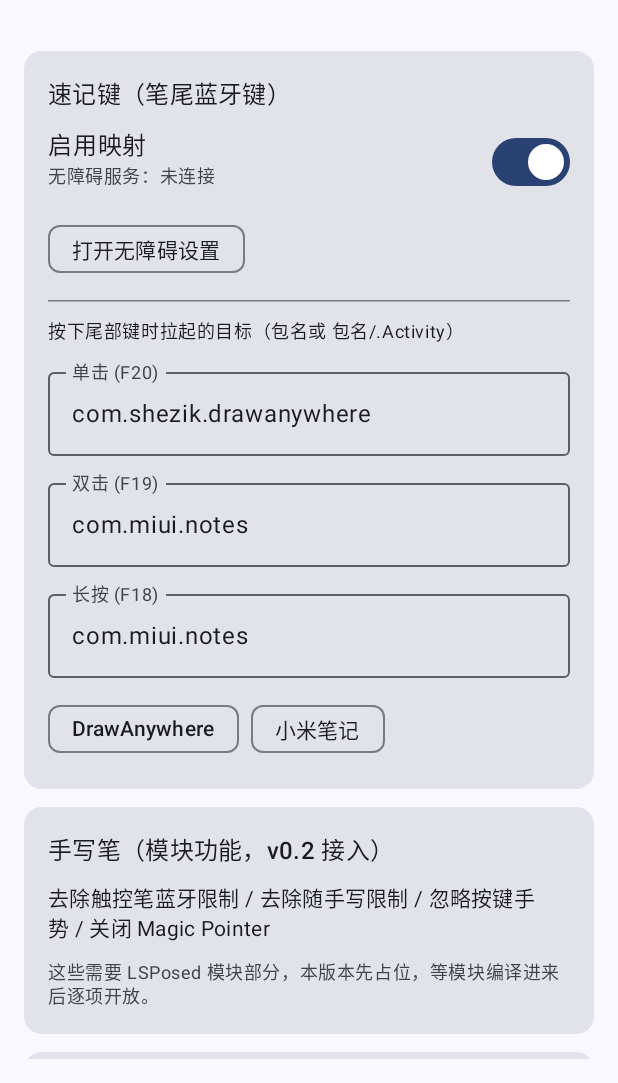
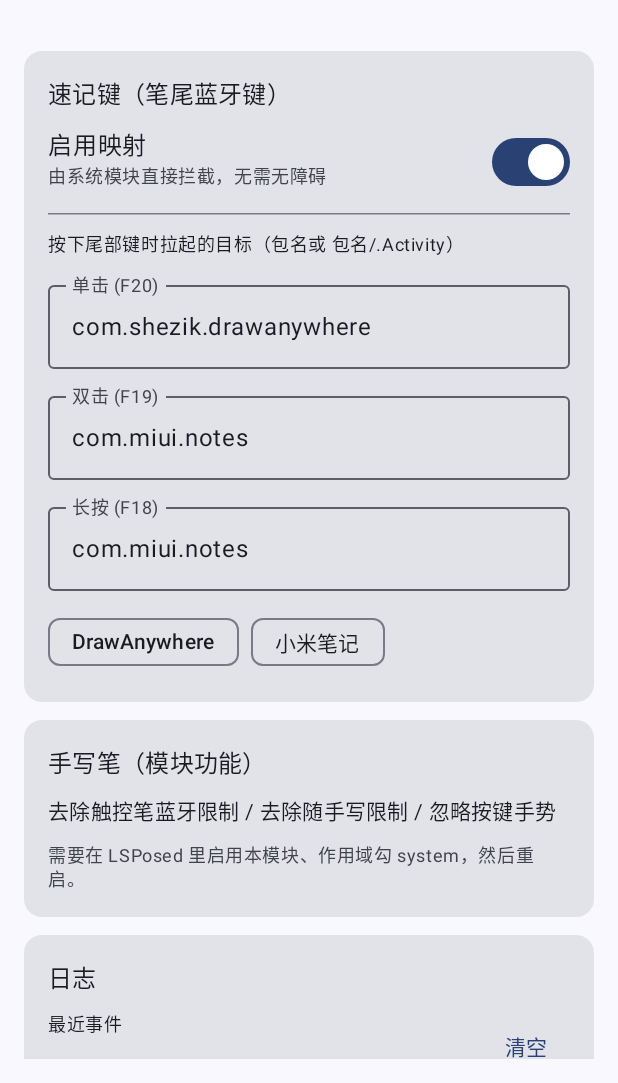
Before and after one commit to Caiyang132433e/PipaPenKit, an Android app built with Jetpack Compose: the screen it shows after launch (MainActivity), on a phone screen of 412 x 824 dp, the part 153-1236 px from its top. Run offline under Robolectric (Android 15) with nearby library versions, the phone set to English and light mode, and no system bars.

Commit message:
feat(v0.2): LSPosed module key interception, no accessibility

```diff
--- a/app/src/main/java/com/pipa/penkit/EventLog.kt
+++ /dev/null
@@ -1,17 +0,0 @@
-package com.pipa.penkit
-
-import androidx.compose.runtime.mutableStateListOf
-import java.text.SimpleDateFormat
-import java.util.Date
-import java.util.Locale
-
-object EventLog {
-    private const val MAX = 60
-    private val fmt = SimpleDateFormat("HH:mm:ss", Locale.getDefault())
-    val lines = mutableStateListOf<String>()
-
-    fun add(msg: String) {
-        lines.add(0, fmt.format(Date()) + "  " + msg)
-        while (lines.size > MAX) lines.removeAt(lines.size - 1)
-    }
-}
--- /dev/null
+++ b/app/src/main/java/com/pipa/penkit/LogStore.kt
@@ -0,0 +1,25 @@
+package com.pipa.penkit
+
+import android.content.Context
+
+/** Ring buffer of debug lines persisted in SharedPreferences. */
+object LogStore {
+    private const val MAX = 40
+    private const val KEY = "log_lines"
+
+    fun all(ctx: Context): List<String> {
+        val raw = Prefs.get(ctx).getString(KEY, "").orEmpty()
+        return if (raw.isBlank()) emptyList() else raw.split("\n").filter { it.isNotBlank() }
+    }
+
+    fun append(ctx: Context, msg: String) {
+        val stamp = java.text.SimpleDateFormat("HH:mm:ss", java.util.Locale.getDefault())
+            .format(java.util.Date())
+        val lines = (listOf("$stamp  $msg") + all(ctx)).take(MAX)
+        Prefs.get(ctx).edit().putString(KEY, lines.joinToString("\n")).apply()
+    }
+
+    fun clear(ctx: Context) {
+        Prefs.get(ctx).edit().remove(KEY).apply()
+    }
+}
--- a/app/src/main/java/com/pipa/penkit/MainActivity.kt
+++ b/app/src/main/java/com/pipa/penkit/MainActivity.kt
@@ -2,7 +2,6 @@ package com.pipa.penkit
 
 import android.content.Intent
 import android.os.Bundle
-import android.provider.Settings
 import androidx.activity.ComponentActivity
 import androidx.activity.compose.setContent
 import androidx.compose.foundation.isSystemInDarkTheme
@@ -10,10 +9,8 @@ import androidx.compose.foundation.layout.Arrangement
 import androidx.compose.foundation.layout.Column
 import androidx.compose.foundation.layout.ColumnScope
 import androidx.compose.foundation.layout.Row
-import androidx.compose.foundation.layout.Spacer
 import androidx.compose.foundation.layout.fillMaxSize
 import androidx.compose.foundation.layout.fillMaxWidth
-import androidx.compose.foundation.layout.height
 import androidx.compose.foundation.layout.padding
 import androidx.compose.foundation.rememberScrollState
 import androidx.compose.foundation.verticalScroll
@@ -26,10 +23,12 @@ import androidx.compose.material3.OutlinedTextField
 import androidx.compose.material3.Scaffold
 import androidx.compose.material3.Switch
 import androidx.compose.material3.Text
+import androidx.compose.material3.TextButton
 import androidx.compose.material3.TopAppBar
 import androidx.compose.material3.dynamicDarkColorScheme
 import androidx.compose.material3.dynamicLightColorScheme
 import androidx.compose.runtime.Composable
+import androidx.compose.runtime.LaunchedEffect
 import androidx.compose.runtime.getValue
 import androidx.compose.runtime.mutableStateOf
 import androidx.compose.runtime.remember
@@ -37,11 +36,17 @@ import androidx.compose.runtime.setValue
 import androidx.compose.ui.Modifier
 import androidx.compose.ui.platform.LocalContext
 import androidx.compose.ui.unit.dp
+import kotlinx.coroutines.delay
 
 class MainActivity : ComponentActivity() {
     override fun onCreate(savedInstanceState: Bundle?) {
         super.onCreate(savedInstanceState)
         Prefs.migrate(this)
+
+        // Keep the module's target strings in sync with the UI defaults.
+        val i = Intent(LogReceiver.ACTION_LOG)
+        i.setPackage(packageName)
+
         setContent {
             val dark = isSystemInDarkTheme()
             val ctx = LocalContext.current
@@ -64,6 +69,14 @@ fun HomeScreen() {
     var tSingle by remember { mutableStateOf(prefs.getString(Prefs.KEY_TARGET_SINGLE, Prefs.DEFAULT_SINGLE).orEmpty()) }
     var tDouble by remember { mutableStateOf(prefs.getString(Prefs.KEY_TARGET_DOUBLE, Prefs.DEFAULT_DOUBLE).orEmpty()) }
     var tLong by remember { mutableStateOf(prefs.getString(Prefs.KEY_TARGET_LONG, Prefs.DEFAULT_LONG).orEmpty()) }
+    var logs by remember { mutableStateOf(LogStore.all(ctx)) }
+
+    LaunchedEffect(Unit) {
+        while (true) {
+            delay(1000)
+            logs = LogStore.all(ctx)
+        }
+    }
 
     fun setAll(v: String) {
         tSingle = v; tDouble = v; tLong = v
@@ -90,7 +103,7 @@ fun HomeScreen() {
                     Column {
                         Text("启用映射")
                         Text(
-                            if (KeyRelayService.instance != null) "无障碍服务：已连接" else "无障碍服务：未连接",
+                            "由系统模块直接拦截，无需无障碍",
                             style = MaterialTheme.typography.bodySmall,
                             color = MaterialTheme.colorScheme.onSurfaceVariant
                         )
@@ -100,14 +113,6 @@ fun HomeScreen() {
                         prefs.edit().putBoolean(Prefs.KEY_RELAY_ENABLED, it).apply()
                     })
                 }
-                AssistChip(
-                    onClick = {
-                        val i = Intent(Settings.ACTION_ACCESSIBILITY_SETTINGS)
-                        i.addFlags(Intent.FLAG_ACTIVITY_NEW_TASK)
-                        ctx.startActivity(i)
-                    },
-                    label = { Text("打开无障碍设置") }
-                )
                 HorizontalDivider()
                 Text("按下尾部键时拉起的目标（包名或 包名/.Activity）", style = MaterialTheme.typography.bodySmall)
                 TargetField("单击 (F20)", tSingle) { tSingle = it; prefs.edit().putString(Prefs.KEY_TARGET_SINGLE, it).apply() }
@@ -119,22 +124,24 @@ fun HomeScreen() {
                 }
             }
 
-            SectionCard("手写笔（模块功能，v0.2 接入）") {
-                Text("去除触控笔蓝牙限制 / 去除随手写限制 / 忽略按键手势 / 关闭 Magic Pointer", style = MaterialTheme.typography.bodyMedium)
+            SectionCard("手写笔（模块功能）") {
+                Text("去除触控笔蓝牙限制 / 去除随手写限制 / 忽略按键手势", style = MaterialTheme.typography.bodyMedium)
                 Text(
-                    "这些需要 LSPosed 模块部分，本版本先占位，等模块编译进来后逐项开放。",
+                    "需要在 LSPosed 里启用本模块、作用域勾 system，然后重启。",
                     style = MaterialTheme.typography.bodySmall,
                     color = MaterialTheme.colorScheme.onSurfaceVariant
                 )
             }
 
             SectionCard("日志") {
-                if (EventLog.lines.isEmpty()) {
+                Row(Modifier.fillMaxWidth(), horizontalArrangement = Arrangement.SpaceBetween) {
+                    Text("最近事件", style = MaterialTheme.typography.bodySmall)
+                    TextButton(onClick = { LogStore.clear(ctx); logs = emptyList() }) { Text("清空") }
+                }
+                if (logs.isEmpty()) {
                     Text("暂无事件", style = MaterialTheme.typography.bodySmall)
                 } else {
-                    EventLog.lines.take(12).forEach { line ->
-                        Text(line, style = MaterialTheme.typography.bodySmall)
-                    }
+                    logs.take(14).forEach { Text(it, style = MaterialTheme.typography.bodySmall) }
                 }
             }
         }
@@ -161,6 +168,3 @@ fun TargetField(label: String, value: String, onChange: (String) -> Unit) {
         modifier = Modifier.fillMaxWidth()
     )
 }
-
-@Composable
-fun Spacer8() = Spacer(Modifier.height(8.dp))
--- a/app/src/main/res/values/strings.xml
+++ b/app/src/main/res/values/strings.xml
@@ -1,5 +1,4 @@
 <?xml version="1.0" encoding="utf-8"?>
 <resources>
     <string name="app_name">PipaPenKit</string>
-    <string name="service_desc">监听手写笔尾部按键（F20/F19/F18），按配置拉起目标应用。</string>
 </resources>
```
Also changed, not shown: app/build.gradle.kts (+9 -6 lines), app/src/main/AndroidManifest.xml (+11 -9 lines), app/src/main/java/com/pipa/penkit/ConfigProvider.java (added, +72 -0 lines), app/src/main/java/com/pipa/penkit/KeyRelayService.kt (deleted, +0 -67 lines), app/src/main/java/com/pipa/penkit/LogReceiver.kt (added, +19 -0 lines), app/src/main/java/com/pipa/penkit/PenKitModule.java (added, +158 -0 lines), app/src/main/res/xml/accessibility_service_config.xml (deleted, +0 -9 lines), 3 other files.
